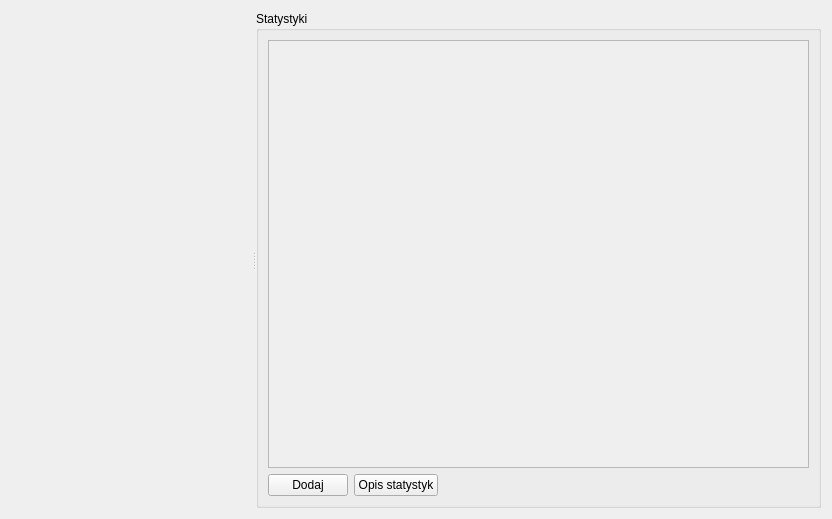
The window that forms/statistics_window.ui (piotrdz/queues) describes before a commit, drawn with Qt 5.
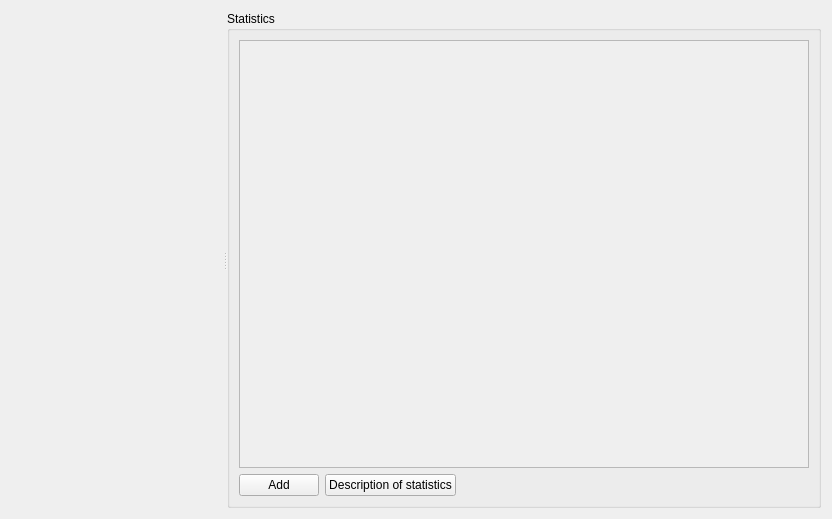
The same window after the commit. Custom widgets are drawn as their Qt base class.

Diff of the .ui file:
```diff
--- a/forms/statistics_window.ui
+++ b/forms/statistics_window.ui
@@ -35,7 +35,7 @@
        </sizepolicy>
       </property>
       <property name="title">
-       <string>Statystyki</string>
+       <string>Statistics</string>
       </property>
       <layout class="QVBoxLayout" name="verticalLayout" stretch="1,0">
        <item>
@@ -54,8 +54,8 @@
            <rect>
             <x>0</x>
             <y>0</y>
-            <width>463</width>
-            <height>426</height>
+            <width>555</width>
+            <height>434</height>
            </rect>
           </property>
           <property name="sizePolicy">
@@ -72,14 +72,14 @@
          <item>
           <widget class="QPushButton" name="addButton">
            <property name="text">
-            <string>Dodaj</string>
+            <string>Add</string>
            </property>
           </widget>
          </item>
          <item>
           <widget class="QPushButton" name="infoButton">
            <property name="text">
-            <string>Opis statystyk</string>
+            <string>Description of statistics</string>
            </property>
           </widget>
          </item>
```
Left out of the diff: 2 changed lines with no effect on the pictures.
